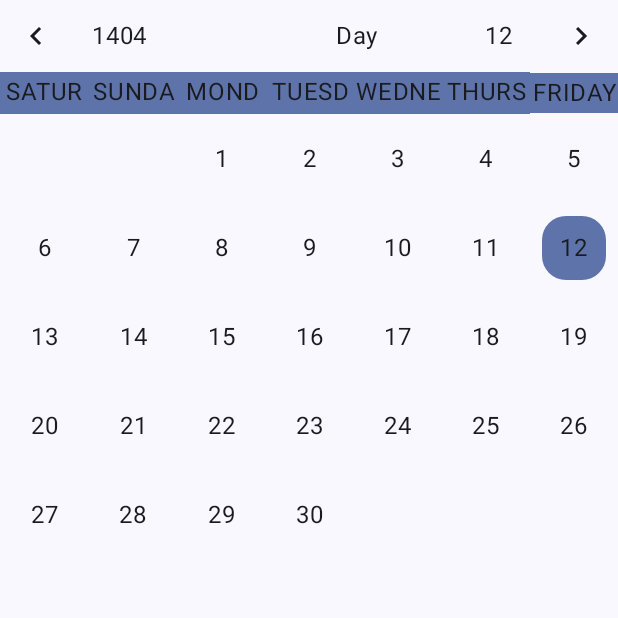
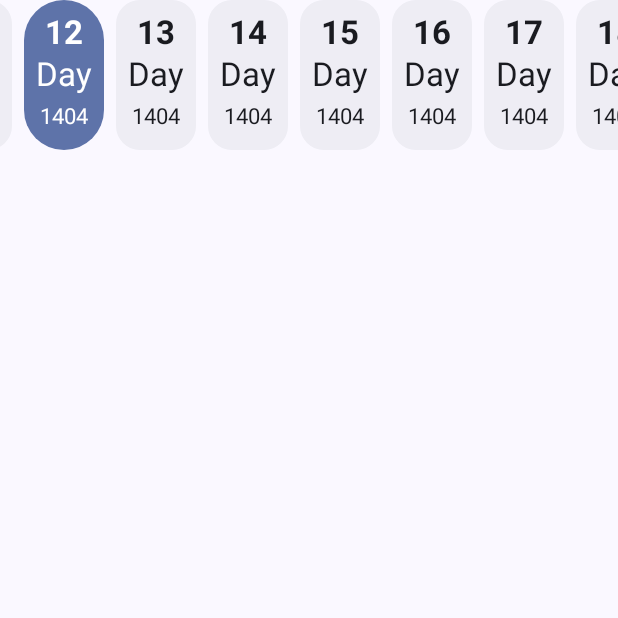
Before and after one commit to sham-h93/persian-dtpicker, an Android app built with Jetpack Compose: the screen it shows after launch (MainActivity), on a phone screen of 412 x 824 dp, the top half of it. Run offline under Robolectric (Android 15) with nearby library versions, the light colour scheme and no system bars.

Commit message:
Create RailPicker

```diff
--- a/lib/src/main/java/com/hshamkhani/persiandtpicker/picker/RailPicker.kt
+++ b/lib/src/main/java/com/hshamkhani/persiandtpicker/picker/RailPicker.kt
@@ -1,45 +1,55 @@
 package com.hshamkhani.persiandtpicker.picker
 
+import androidx.compose.animation.animateBounds
+import androidx.compose.foundation.background
+import androidx.compose.foundation.clickable
 import androidx.compose.foundation.layout.Arrangement
+import androidx.compose.foundation.layout.Box
 import androidx.compose.foundation.layout.Column
-import androidx.compose.foundation.layout.fillMaxWidth
+import androidx.compose.foundation.layout.PaddingValues
+import androidx.compose.foundation.layout.padding
+import androidx.compose.foundation.layout.widthIn
+import androidx.compose.foundation.layout.wrapContentSize
 import androidx.compose.foundation.lazy.LazyRow
-import androidx.compose.material3.Card
+import androidx.compose.foundation.lazy.rememberLazyListState
 import androidx.compose.material3.MaterialTheme
 import androidx.compose.material3.Text
 import androidx.compose.runtime.Composable
+import androidx.compose.runtime.derivedStateOf
 import androidx.compose.runtime.getValue
 import androidx.compose.runtime.mutableStateOf
 import androidx.compose.runtime.remember
 import androidx.compose.runtime.setValue
 import androidx.compose.ui.Alignment
 import androidx.compose.ui.Modifier
+import androidx.compose.ui.draw.clip
 import androidx.compose.ui.graphics.Color
+import androidx.compose.ui.layout.LookaheadScope
 import androidx.compose.ui.platform.LocalContext
+import androidx.compose.ui.text.PlatformTextStyle
 import androidx.compose.ui.text.TextStyle
-import androidx.compose.ui.text.font.FontFamily
+import androidx.compose.ui.text.font.FontWeight
 import androidx.compose.ui.unit.dp
+import androidx.compose.ui.unit.sp
 import com.hshamkhani.persiandtpicker.utils.PersianNumberUtils.asStringMonthName
+import com.hshamkhani.persiandtpicker.utils.PersianNumberUtils.formatToHindiIfLanguageIsFa
 import com.hshamkhani.persiandtpicker.utils.SimpleDate
-import com.hshamkhani.persiandtpicker.utils.initMonthDays
-import com.hshamkhani.persiandtpicker.utils.initYearList
+import com.hshamkhani.persiandtpicker.utils.plusDays
 
 @Composable
 fun RailPicker(
     modifier: Modifier = Modifier,
-    textStyle: TextStyle = MaterialTheme.typography.headlineMedium,
-    fontFamily: FontFamily = FontFamily.Default,
+    textStyle: TextStyle = MaterialTheme.typography.titleLarge,
     textColor: Color = MaterialTheme.colorScheme.onSurface,
-    selectedTextColor: Color = MaterialTheme.colorScheme.primary,
-    backGroundColor: Color = MaterialTheme.colorScheme.background,
-    selectedItemBackgroundColor: Color = MaterialTheme.colorScheme.surfaceContainerLowest,
-    selectedDate: SimpleDate? = null,
+    selectedTextColor: Color = MaterialTheme.colorScheme.onPrimaryContainer,
+    backGroundColor: Color = MaterialTheme.colorScheme.surfaceContainer,
+    selectedItemBackgroundColor: Color = MaterialTheme.colorScheme.primaryContainer,
+    selectedDate: SimpleDate?,
     onDateSelected: (date: SimpleDate) -> Unit,
 ) {
     RailPickerImpl(
         modifier = modifier,
         textStyle = textStyle,
-        fontFamily = fontFamily,
         textColor = textColor,
         selectedTextColor = selectedTextColor,
         backGroundColor = backGroundColor,
@@ -53,59 +63,135 @@ fun RailPicker(
 private fun RailPickerImpl(
     modifier: Modifier = Modifier,
     textStyle: TextStyle = MaterialTheme.typography.headlineMedium,
-    fontFamily: FontFamily = FontFamily.Default,
     textColor: Color = MaterialTheme.colorScheme.onSurface,
     selectedTextColor: Color = MaterialTheme.colorScheme.primary,
     backGroundColor: Color = MaterialTheme.colorScheme.background,
     selectedItemBackgroundColor: Color = MaterialTheme.colorScheme.surfaceContainerLowest,
-    selectedDate: SimpleDate? = null,
-    onDateSelected: (date: SimpleDate) -> Unit
+    selectedDate: SimpleDate?,
+    onDateSelected: (SimpleDate) -> Unit
 ) {
     val context = LocalContext.current
-
-    val initialDate by remember { mutableStateOf(SimpleDate.now(context = context)) }
-    var simpleDate by remember { mutableStateOf(selectedDate ?: initialDate) }
-
-    val years by remember {
-        mutableStateOf(
-            initYearList(initialDate.year).map { year ->
-                (1..12).map { month ->
-                    initMonthDays(
-                        monthNumber = month,
-                        year = year
-                    ).map { it.asStringMonthName() }.toList()
-                }.flatten()
-            }
-        )
+    val initialDate = remember {
+        selectedDate ?: SimpleDate.now(context)
     }
 
+    var currentSelectedDate by remember {
+        mutableStateOf(initialDate)
+    }
+
+    val listState = rememberLazyListState(
+        initialFirstVisibleItemIndex = RAIL_CENTER_INDEX
+    )
+
     LazyRow(
-        modifier = Modifier.fillMaxWidth(),
-        horizontalArrangement = Arrangement.spacedBy(8.dp)
+        modifier = modifier,
+        state = listState,
+        horizontalArrangement = Arrangement.spacedBy(8.dp),
+        contentPadding = PaddingValues(horizontal = 16.dp)
     ) {
-        years.forEach {
-            items(
-                count = it.size
-            ) { year ->
+        items(
+            count = Int.MAX_VALUE,
+            key = { it }
+        ) { index ->
 
+            val date = dateForIndex(initialDate, index)
+            val isSelected by remember {
+                derivedStateOf { date == currentSelectedDate }
             }
+
+            RailDateItem(
+                date = date,
+                isSelected = isSelected,
+                textStyle = textStyle,
+                textColor = textColor,
+                selectedTextColor = selectedTextColor,
+                backGroundColor = backGroundColor,
+                selectedItemBackgroundColor = selectedItemBackgroundColor,
+                onClick = {
+                    currentSelectedDate = date
+                    onDateSelected(date)
+                }
+            )
         }
     }
 }
 
 @Composable
-fun DayCard(
-    modifier: Modifier = Modifier,
-    month: String,
-    day: String,
+private fun RailDateItem(
+    date: SimpleDate,
+    isSelected: Boolean,
+    textStyle: TextStyle,
+    textColor: Color,
+    selectedTextColor: Color,
+    backGroundColor: Color,
+    selectedItemBackgroundColor: Color,
+    onClick: () -> Unit,
 ) {
-    Card {
+    LookaheadScope {
         Column(
-            modifier = modifier,
-            horizontalAlignment = Alignment.CenterHorizontally
+            modifier = Modifier
+                .widthIn(min = 48.dp)
+                .clip(if (isSelected) MaterialTheme.shapes.extraLarge else MaterialTheme.shapes.large)
+                .background(
+                    if (isSelected)
+                        selectedItemBackgroundColor
+                    else
+                        backGroundColor
+                )
+                .clickable(onClick = onClick)
+                .animateBounds(
+                    lookaheadScope = this@LookaheadScope
+                )
+                .padding(8.dp),
+            horizontalAlignment = Alignment.CenterHorizontally,
+            verticalArrangement = Arrangement.SpaceBetween
         ) {
-            Text(text = month)
-            Text(text = day)
+            // Day
+            Text(
+                modifier = Modifier.wrapContentSize(unbounded = true),
+                text = date.day.toString().formatToHindiIfLanguageIsFa(),
+                style = textStyle.copy(
+                    platformStyle = PlatformTextStyle(
+                        includeFontPadding = false
+                    ),
+                    fontWeight = FontWeight.Bold
+                ),
+                color = if (isSelected) selectedTextColor else textColor
+            )
+
+            // Month
+            Text(
+                text = date.month.asStringMonthName(),
+                style = textStyle.copy(
+                    platformStyle = PlatformTextStyle(
+                        includeFontPadding = false
+                    ),
+                ),
+                color = if (isSelected) selectedTextColor else textColor
+            )
+
+            // Year
+            Text(
+                text = date.year.toString().formatToHindiIfLanguageIsFa(),
+                style = textStyle.copy(
+                    platformStyle = PlatformTextStyle(
+                        includeFontPadding = false
+                    ),
+                    fontSize = (textStyle.fontSize.value / 3 * 2).sp
+                ),
+                color = if (isSelected) selectedTextColor else textColor
+            )
         }
     }
 }
+
+
+private const val RAIL_CENTER_INDEX = 50_000
+
+private fun dateForIndex(
+    centerDate: SimpleDate,
+    index: Int
+): SimpleDate {
+    val offset = index - RAIL_CENTER_INDEX
+    return centerDate.plusDays(offset)
+}
--- a/lib/src/main/java/com/hshamkhani/persiandtpicker/utils/DatePickerUtils.kt
+++ b/lib/src/main/java/com/hshamkhani/persiandtpicker/utils/DatePickerUtils.kt
@@ -186,6 +186,42 @@ fun initMonthDays(monthNumber: Int, year: Int): ImmutableList<Int> {
     return days.toImmutableList()
 }
 
+fun jalaliMonthLength(month: Int, year: Int): Int =
+    when (month) {
+        in 1..6 -> 31
+        in 7..11 -> 30
+        12 -> if (year.isLeap()) 30 else 29
+        else -> 0
+    }
+
+
+fun SimpleDate.plusDays(daysToAdd: Int): SimpleDate {
+    var y = year
+    var m = month
+    var d = day + daysToAdd
+
+    while (d > jalaliMonthLength(m, y)) {
+        d -= jalaliMonthLength(m, y)
+        m++
+        if (m > 12) {
+            m = 1
+            y++
+        }
+    }
+
+    while (d <= 0) {
+        m--
+        if (m < 1) {
+            m = 12
+            y--
+        }
+        d += jalaliMonthLength(m, y)
+    }
+
+    return copy(year = y, month = m, day = d)
+}
+
+
 fun gregorianToJalali(gy: Int, gm: Int, gd: Int): IntArray {
     val g_d_m: IntArray = intArrayOf(0, 31, 59, 90, 120, 151, 181, 212, 243, 273, 304, 334)
     val gy2: Int = if (gm > 2) (gy + 1) else gy
--- a/sample/src/main/java/com/hshamkhani/persian_dtpicker/MainActivity.kt
+++ b/sample/src/main/java/com/hshamkhani/persian_dtpicker/MainActivity.kt
@@ -39,11 +39,20 @@ class MainActivity : ComponentActivity() {
         super.onCreate(savedInstanceState)
         enableEdgeToEdge()
         setContent {
+            val context = LocalContext.current
+            var selectedDate by remember { mutableStateOf(SimpleDate.now(context)) }
             PersiandtpickerTheme {
                 Scaffold(modifier = Modifier.statusBarsPadding().fillMaxSize()) { innerPadding ->
-                    SamplePersianCalendar(modifier = Modifier.padding(innerPadding))
+//                    SamplePersianCalendar(modifier = Modifier.padding(innerPadding))
 //                    SamplePersianDatePicker()
-//                    RailPicker {  }
+                    RailPicker(
+                        selectedDate = selectedDate
+                    ) { date ->
+                        selectedDate = date
+                    }
+//                    PersianRailDatePicker(
+//                        initialDate = SimpleDate.now(LocalContext.current)
+//                    ) { }
                 }
             }
         }
```
